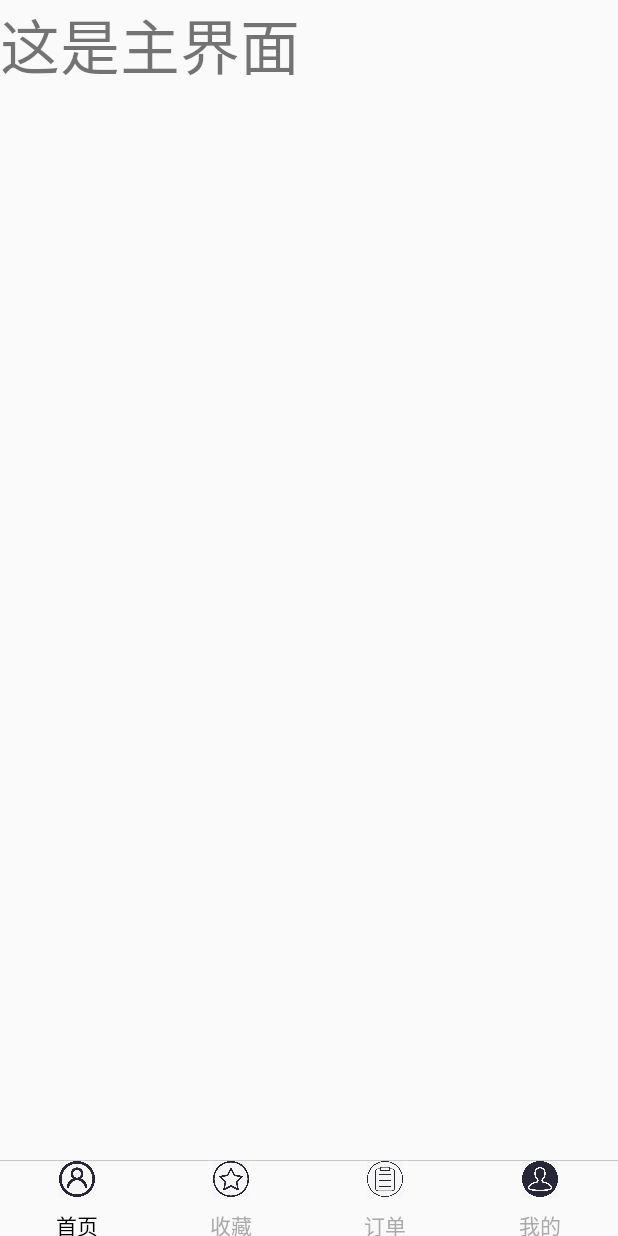
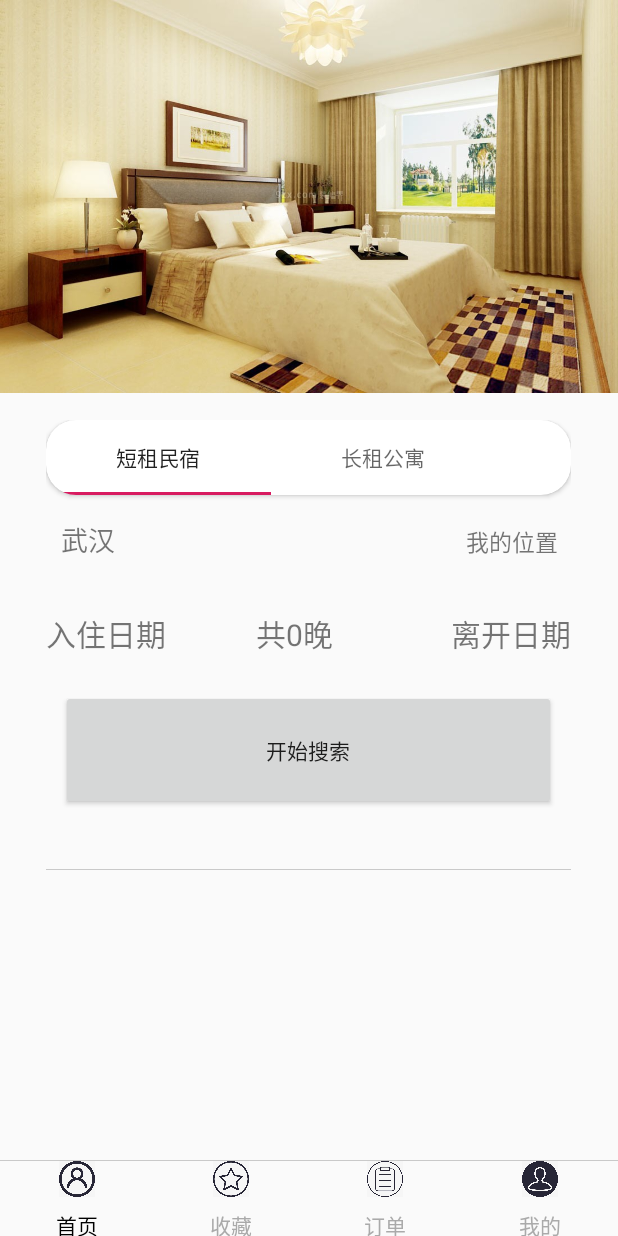
Before and after one commit to houserentp2/ShujiaApplication, an Android app: the HomeFragment screen opened directly, with no data from a screen before it, on a phone screen of 412 x 824 dp. Run offline under Robolectric (Android 15) with nearby library versions, the phone set to English and light mode, and no system bars.

Commit message:
add homefragment

```diff
--- a/app/src/main/AndroidManifest.xml
+++ b/app/src/main/AndroidManifest.xml
@@ -9,12 +9,12 @@
         android:roundIcon="@mipmap/ic_launcher_round"
         android:supportsRtl="true"
         android:theme="@style/AppTheme">
-        <activity android:name=".ui.SuccessAccountActivity"></activity>
+        <activity android:name=".ui.CityChooseActivity"></activity>
+        <activity android:name=".ui.SuccessAccountActivity" />
         <activity android:name=".ui.NewAccountActivity" />
         <activity android:name=".ui.ForgetPasswordActivity" />
         <activity android:name=".ui.HomePageActivity" />
-        <activity
-            android:name=".ui.MainActivity">
+        <activity android:name=".ui.MainActivity">
             <intent-filter>
                 <action android:name="android.intent.action.MAIN" />
 
--- a/app/src/main/java/example/com/shujiaapplication/ui/DataGenerator.java
+++ b/app/src/main/java/example/com/shujiaapplication/ui/DataGenerator.java
@@ -10,8 +10,10 @@ import android.widget.TextView;
 import example.com.shujiaapplication.R;
 import example.com.shujiaapplication.ui.MainFragment.CollectFragment;
 import example.com.shujiaapplication.ui.MainFragment.HomeFragment;
+import example.com.shujiaapplication.ui.MainFragment.LongFragment;
 import example.com.shujiaapplication.ui.MainFragment.MyFragment;
 import example.com.shujiaapplication.ui.MainFragment.OrderFragment;
+import example.com.shujiaapplication.ui.MainFragment.ShortFragment;
 
 public class DataGenerator {
 
@@ -19,12 +21,20 @@ public class DataGenerator {
     public static final int []mTabResPressed = new int[]{R.drawable.tab_my_selected,R.drawable.tab_collect_selected,R.drawable.tab_order_selected,R.drawable.tab_order_selected};
     public static final String []mTabTitle = new String[]{"首页","收藏","订单","我的"};
 
+    public static final String []mTabTitleHome = new String[]{"短租民宿","长租公寓"};
+
     public static Fragment[] getFragments(String from){
         Fragment fragments[] = new Fragment[4];
         fragments[0] = HomeFragment.newInstance(from,from);
         fragments[1] = CollectFragment.newInstance(from,from);
         fragments[2] = OrderFragment.newInstance(from,from);
         fragments[3] = MyFragment.newInstance(from,from);
+        return fragments;
+    }
+    public static Fragment[] getHomeFragments(String from){
+        Fragment fragments[] = new Fragment[2];
+        fragments[0] = ShortFragment.newInstance(from,from);
+        fragments[1] = LongFragment.newInstance(from,from);
         return fragments;
     }
 
--- a/app/src/main/java/example/com/shujiaapplication/ui/MainFragment/HomeFragment.java
+++ b/app/src/main/java/example/com/shujiaapplication/ui/MainFragment/HomeFragment.java
@@ -1,19 +1,29 @@
 package example.com.shujiaapplication.ui.MainFragment;
 
+import android.annotation.SuppressLint;
 import android.net.Uri;
 import android.os.Bundle;
+import android.support.annotation.Nullable;
+import android.support.design.widget.TabLayout;
 import android.support.v4.app.Fragment;
+import android.util.Log;
 import android.view.LayoutInflater;
 import android.view.View;
 import android.view.ViewGroup;
+import android.widget.Button;
+import android.widget.ImageView;
 
 import example.com.shujiaapplication.R;
+import example.com.shujiaapplication.ui.DataGenerator;
 
 public class HomeFragment extends Fragment {
     private static final String ARG_PARAM1 = "param1";
     private static final String ARG_PARAM2 = "param2";
     private String mParam1;
     private String mParam2;
+
+    private TabLayout mTabLayout;
+    private Fragment[]mFragmensts;
 
     private OnFragmentInteractionListener mListener;
 
@@ -46,6 +56,58 @@ public class HomeFragment extends Fragment {
         return inflater.inflate(R.layout.fragment_home, container, false);
     }
 
+    @Override
+    public void onActivityCreated(@Nullable Bundle savedInstanceState){
+        super.onActivityCreated(savedInstanceState);
+        mFragmensts = DataGenerator.getHomeFragments("TabLayout Tab");
+        initView();
+    }
+
+    private void initView() {
+        mTabLayout = (TabLayout) getActivity().findViewById(R.id.top_tab_layout);
+
+        mTabLayout.addOnTabSelectedListener(new TabLayout.OnTabSelectedListener() {
+            @Override
+            public void onTabSelected(TabLayout.Tab tab) {
+                onTabItemSelected(tab.getPosition());
+
+//                //改变Tab 状态
+//                for(int i=0;i< mTabLayout.getTabCount();i++){
+//                    if(i == tab.getPosition()){
+//                        mTabLayout.getTabAt(i).;
+//                    }else{
+//                        mTabLayout.getTabAt(i).setText("aaa");
+//                    }
+//                }
+            }
+            @Override
+            public void onTabUnselected(TabLayout.Tab tab) {
+
+            }
+
+            @Override
+            public void onTabReselected(TabLayout.Tab tab) {
+
+            }
+        });
+        mTabLayout.addTab(mTabLayout.newTab().setText(DataGenerator.mTabTitleHome[0]));
+        mTabLayout.addTab(mTabLayout.newTab().setText(DataGenerator.mTabTitleHome[1]));
+    }
+        private void onTabItemSelected(int position){
+            Fragment fragment = null;
+            switch (position){
+                case 0:
+                    fragment = mFragmensts[0];
+                    break;
+                case 1:
+                    fragment = mFragmensts[1];
+                    break;
+            }
+            if(fragment!=null) {
+                getActivity().getSupportFragmentManager().beginTransaction().replace(R.id.home_fragment_container,fragment).commit();
+            }
+        }
+
     public void onButtonPressed(Uri uri) {
         if (mListener != null) {
             mListener.onFragmentInteraction(uri);
--- /dev/null
+++ b/app/src/main/java/example/com/shujiaapplication/ui/MainFragment/LongFragment.java
@@ -0,0 +1,110 @@
+package example.com.shujiaapplication.ui.MainFragment;
+
+import android.app.Activity;
+import android.content.Context;
+import android.net.Uri;
+import android.os.Bundle;
+import android.support.v4.app.Fragment;
+import android.view.LayoutInflater;
+import android.view.View;
+import android.view.ViewGroup;
+
+import example.com.shujiaapplication.R;
+
+/**
+ * A simple {@link Fragment} subclass.
+ * Activities that contain this fragment must implement the
+ * {@link LongFragment.OnFragmentInteractionListener} interface
+ * to handle interaction events.
+ * Use the {@link LongFragment#newInstance} factory method to
+ * create an instance of this fragment.
+ */
+public class LongFragment extends Fragment {
+    // TODO: Rename parameter arguments, choose names that match
+    // the fragment initialization parameters, e.g. ARG_ITEM_NUMBER
+    private static final String ARG_PARAM1 = "param1";
+    private static final String ARG_PARAM2 = "param2";
+
+    // TODO: Rename and change types of parameters
+    private String mParam1;
+    private String mParam2;
+
+    private OnFragmentInteractionListener mListener;
+
+    public LongFragment() {
+        // Required empty public constructor
+    }
+
+    /**
+     * Use this factory method to create a new instance of
+     * this fragment using the provided parameters.
+     *
+     * @param param1 Parameter 1.
+     * @param param2 Parameter 2.
+     * @return A new instance of fragment LongFragment.
+     */
+    // TODO: Rename and change types and number of parameters
+    public static LongFragment newInstance(String param1, String param2) {
+        LongFragment fragment = new LongFragment();
+        Bundle args = new Bundle();
+        args.putString(ARG_PARAM1, param1);
+        args.putString(ARG_PARAM2, param2);
+        fragment.setArguments(args);
+        return fragment;
+    }
+
+    @Override
+    public void onCreate(Bundle savedInstanceState) {
+        super.onCreate(savedInstanceState);
+        if (getArguments() != null) {
+            mParam1 = getArguments().getString(ARG_PARAM1);
+            mParam2 = getArguments().getString(ARG_PARAM2);
+        }
+    }
+
+    @Override
+    public View onCreateView(LayoutInflater inflater, ViewGroup container,
+                             Bundle savedInstanceState) {
+        // Inflate the layout for this fragment
+        return inflater.inflate(R.layout.fragment_long, container, false);
+    }
+
+    // TODO: Rename method, update argument and hook method into UI event
+    public void onButtonPressed(Uri uri) {
+        if (mListener != null) {
+            mListener.onFragmentInteraction(uri);
+        }
+    }
+
+//    @Override
+//    public void onAttach(Context context) {
+//        super.onAttach(context);
+//        if (context instanceof OnFragmentInteractionListener) {
+//            mListener = (OnFragmentInteractionListener) context;
+//        } else {
+//            throw new RuntimeException(context.toString()
+//                    + " must implement OnFragmentInteractionListener");
+//        }
+//    }
+
+    @Override
+    public void onDetach() {
+        super.onDetach();
+        mListener = null;
+    }
+
+    /**
+     * This interface must be implemented by activities that contain this
+     * fragment to allow an interaction in this fragment to be communicated
+     * to the activity and potentially other fragments contained in that
+     * activity.
+     * <p>
+     * See the Android Training lesson <a href=
+     * "http://developer.android.com/training/basics/fragments/communicating.html"
+     * >Communicating with Other Fragments</a> for more information.
+     */
+    public interface OnFragmentInteractionListener {
+        // TODO: Update argument type and name
+        void onFragmentInteraction(Uri uri);
+    }
+}
--- /dev/null
+++ b/app/src/main/java/example/com/shujiaapplication/ui/MainFragment/ShortFragment.java
@@ -0,0 +1,136 @@
+package example.com.shujiaapplication.ui.MainFragment;
+
+import android.content.Context;
+import android.content.Intent;
+import android.net.Uri;
+import android.os.Bundle;
+import android.support.annotation.Nullable;
+import android.support.v4.app.Fragment;
+import android.view.LayoutInflater;
+import android.view.View;
+import android.view.ViewGroup;
+import android.widget.TextView;
+
+import example.com.shujiaapplication.R;
+import example.com.shujiaapplication.ui.CityChooseActivity;
+import example.com.shujiaapplication.ui.HomePageActivity;
+
+/**
+ * A simple {@link Fragment} subclass.
+ * Activities that contain this fragment must implement the
+ * {@link ShortFragment.OnFragmentInteractionListener} interface
+ * to handle interaction events.
+ * Use the {@link ShortFragment#newInstance} factory method to
+ * create an instance of this fragment.
+ */
+public class ShortFragment extends Fragment {
+    // TODO: Rename parameter arguments, choose names that match
+    // the fragment initialization parameters, e.g. ARG_ITEM_NUMBER
+    private static final String ARG_PARAM1 = "param1";
+    private static final String ARG_PARAM2 = "param2";
+
+    // TODO: Rename and change types of parameters
+    private String mParam1;
+    private String mParam2;
+
+    private OnFragmentInteractionListener mListener;
+
+    public ShortFragment() {
+        // Required empty public constructor
+    }
+
+    /**
+     * Use this factory method to create a new instance of
+     * this fragment using the provided parameters.
+     *
+     * @param param1 Parameter 1.
+     * @param param2 Parameter 2.
+     * @return A new instance of fragment ShortFragment.
+     */
+    // TODO: Rename and change types and number of parameters
+    public static ShortFragment newInstance(String param1, String param2) {
+        ShortFragment fragment = new ShortFragment();
+        Bundle args = new Bundle();
+        args.putString(ARG_PARAM1, param1);
+        args.putString(ARG_PARAM2, param2);
+        fragment.setArguments(args);
+        return fragment;
+    }
+
+    @Override
+    public void onCreate(Bundle savedInstanceState) {
+        super.onCreate(savedInstanceState);
+        if (getArguments() != null) {
+            mParam1 = getArguments().getString(ARG_PARAM1);
+            mParam2 = getArguments().getString(ARG_PARAM2);
+        }
+    }
+
+    @Override
+    public View onCreateView(LayoutInflater inflater, ViewGroup container,
+                             Bundle savedInstanceState) {
+        // Inflate the layout for this fragment
+        return inflater.inflate(R.layout.fragment_short, container, false);
+    }
+
+    // TODO: Rename method, update argument and hook method into UI event
+    public void onButtonPressed(Uri uri) {
+        if (mListener != null) {
+            mListener.onFragmentInteraction(uri);
+        }
+    }
+
+    @Override
+    public void onActivityCreated(@Nullable Bundle savedInstanceState){
+        super.onActivityCreated(savedInstanceState);
+        TextView cityText = (TextView) getActivity().findViewById(R.id.city_name);
+        TextView positionText = (TextView) getActivity().findViewById(R.id.my_position);
+        cityText.setOnClickListener(new View.OnClickListener() {
+            @Override
+            public void onClick(View view) {
+                Intent cityIntent = new Intent(getActivity(), CityChooseActivity.class);
+                startActivity(cityIntent);
+            }
+        });
+        positionText.setOnClickListener(new View.OnClickListener() {
+            @Override
+            public void onClick(View view) {
+                Intent cityIntent = new Intent(getActivity(), CityChooseActivity.class);
+                startActivity(cityIntent);
+            }
+        });
+    }
+
+
+//    @Override
+//    public void onAttach(Context context) {
+//        super.onAttach(context);
+//        if (context instanceof OnFragmentInteractionListener) {
+//            mListener = (OnFragmentInteractionListener) context;
+//        } else {
+//            throw new RuntimeException(context.toString()
+//                    + " must implement OnFragmentInteractionListener");
+//        }
+//    }
+
+    @Override
+    public void onDetach() {
+        super.onDetach();
+        mListener = null;
+    }
+
+    /**
+     * This interface must be implemented by activities that contain this
+     * fragment to allow an interaction in this fragment to be communicated
+     * to the activity and potentially other fragments contained in that
+     * activity.
+     * <p>
+     * See the Android Training lesson <a href=
+     * "http://developer.android.com/training/basics/fragments/communicating.html"
+     * >Communicating with Other Fragments</a> for more information.
+     */
+    public interface OnFragmentInteractionListener {
+        // TODO: Update argument type and name
+        void onFragmentInteraction(Uri uri);
+    }
+}
--- a/app/src/main/res/layout/activity_new_account.xml
+++ b/app/src/main/res/layout/activity_new_account.xml
@@ -89,8 +89,6 @@
         </LinearLayout>
 
 
-
-
         <Button
             android:id = "@+id/register"
             android:layout_width="match_parent"
--- a/app/src/main/res/layout/fragment_home.xml
+++ b/app/src/main/res/layout/fragment_home.xml
@@ -1,5 +1,5 @@
 <?xml version="1.0" encoding="utf-8"?>
-<FrameLayout xmlns:android="http://schemas.android.com/apk/res/android"
+<RelativeLayout xmlns:android="http://schemas.android.com/apk/res/android"
     xmlns:tools="http://schemas.android.com/tools"
     android:layout_width="match_parent"
     android:layout_height="match_parent"
@@ -11,5 +11,24 @@
         android:layout_height="match_parent"
         android:text="这是主界面"
         android:textSize="40sp"/>
+    <ImageView
+        android:layout_width="wrap_content"
+        android:layout_height="wrap_content"
+        android:adjustViewBounds="true"
+        android:layout_marginTop="0dp"
+        android:src="@drawable/background"
+        />
 
-</FrameLayout>
+    <LinearLayout
+        android:layout_width="350dp"
+        android:layout_height="300dp"
+        android:layout_marginTop="280dp"
+        android:layout_marginLeft="60dp"
+        android:layout_centerHorizontal="true"
+        android:orientation="vertical">
+
+        <include layout="@layout/home_outer_layout"/>
+    </LinearLayout>
+
+
+</RelativeLayout>
--- /dev/null
+++ b/app/src/main/res/layout/fragment_short.xml
@@ -0,0 +1,80 @@
+<?xml version="1.0" encoding="utf-8"?>
+<FrameLayout xmlns:android="http://schemas.android.com/apk/res/android"
+    xmlns:tools="http://schemas.android.com/tools"
+    android:layout_width="350dp"
+    android:layout_height="220dp"
+    tools:context=".ui.MainFragment.ShortFragment">
+
+    <!-- TODO: Update blank fragment layout -->
+    <LinearLayout
+        android:layout_width="match_parent"
+        android:layout_height="match_parent"
+        android:orientation="vertical">
+
+        <LinearLayout
+            android:id="@+id/position_linear"
+            android:layout_width="match_parent"
+            android:layout_height="60dp"
+            android:orientation="horizontal">
+
+            <TextView
+                android:id="@+id/city_name"
+                android:layout_width="270dp"
+                android:layout_height="60dp"
+                android:layout_marginLeft="10dp"
+                android:textSize="18sp"
+                android:gravity="center_vertical"
+                android:text="武汉"/>
+
+            <TextView
+                android:id="@+id/my_position"
+                android:layout_width="80dp"
+                android:layout_height="60dp"
+                android:textSize="15sp"
+                android:gravity="center_vertical"
+                android:text="我的位置"/>
+
+        </LinearLayout>
+
+        <LinearLayout
+            android:layout_width="match_parent"
+            android:layout_height="70dp"
+            android:orientation="horizontal">
+
+            <TextView
+                android:id="@+id/date_in"
+                android:layout_width="140dp"
+                android:layout_height="65dp"
+                android:textSize="20sp"
+                android:gravity="center_vertical"
+                android:text="入住日期"/>
+
+            <TextView
+                android:id="@+id/night_date"
+                android:layout_width="70dp"
+                android:layout_height="65dp"
+                android:textSize="20sp"
+                android:gravity="center_vertical"
+                android:text="共0晚"/>
+
+            <TextView
+                android:id="@+id/date_out"
+                android:layout_width="140dp"
+                android:layout_height="65dp"
+                android:textSize="20sp"
+                android:gravity="right"
+                android:text="离开日期"/>
+
+        </LinearLayout>
+
+
+        <Button
+            android:id="@+id/search_button"
+            android:layout_width="330dp"
+            android:layout_height="80dp"
+            android:layout_marginLeft="10dp"
+            android:text="开始搜索"
+            />
+    </LinearLayout>
+
+</FrameLayout>
--- /dev/null
+++ b/app/src/main/res/layout/home_outer_layout.xml
@@ -0,0 +1,35 @@
+<?xml version="1.0" encoding="utf-8"?>
+<LinearLayout xmlns:android="http://schemas.android.com/apk/res/android"
+    android:layout_width="350dp"
+    android:layout_height="300dp"
+    xmlns:app="http://schemas.android.com/apk/res-auto"
+    android:orientation="vertical">
+
+    <android.support.v7.widget.CardView
+        android:layout_width="match_parent"
+        android:layout_height="wrap_content"
+        app:cardCornerRadius="20dp">
+        <android.support.design.widget.TabLayout
+            android:id="@+id/top_tab_layout"
+            android:layout_width="300dp"
+            android:layout_height="50dp">
+
+        </android.support.design.widget.TabLayout>
+
+    </android.support.v7.widget.CardView>
+
+
+    <FrameLayout
+        android:id="@+id/home_fragment_container"
+        android:layout_width="match_parent"
+        android:layout_height="0dp"
+        android:layout_weight="1"
+        >
+    </FrameLayout>
+
+    <View android:layout_width="match_parent"
+        android:layout_height="0.5dp"
+        android:alpha="0.6"
+        android:background="@android:color/darker_gray"
+        />
+    </LinearLayout>
```
Also changed, not shown: app/src/main/java/example/com/shujiaapplication/ui/CityChooseActivity.java (added, +15 -0 lines), app/src/main/java/example/com/shujiaapplication/ui/HomePageActivity.java (+15 -15 lines), app/src/main/res/layout/activity_city_choose.xml (added, +11 -0 lines), app/src/main/res/layout/fragment_long.xml (added, +84 -0 lines).
